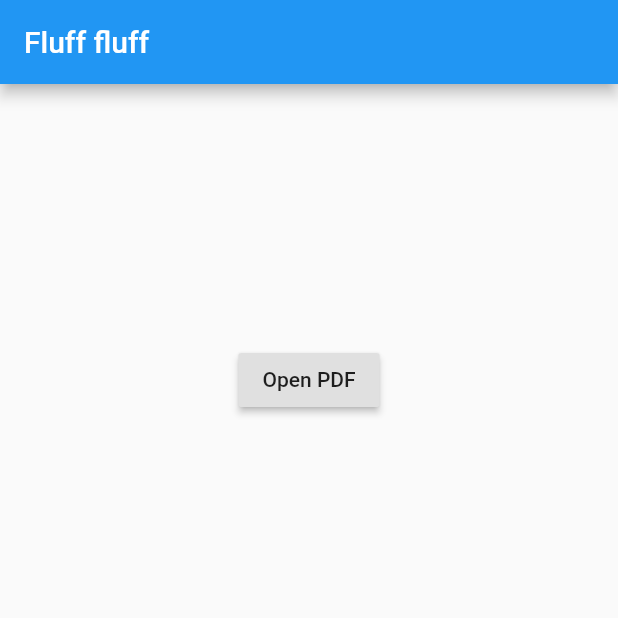
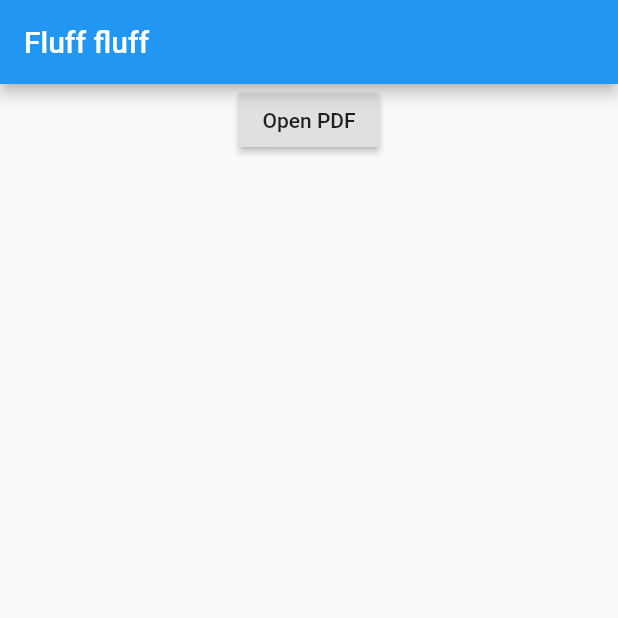
Before and after one commit to wk-j/flutter-native-ui, a Flutter app: the screen it shows after launch, on a phone screen of 412 x 824 dp, the top half of it. Run offline on Flutter 3.47's test engine with Material 2 defaults, Android fonts, the phone set to English and light mode, and no system bars; our stand-ins replace open_file; missing offline and left inert: flutter_pdfview.

Commit message:
Expanded

```diff
--- a/lib/main.dart
+++ b/lib/main.dart
@@ -44,17 +44,10 @@ class _MyHomePageState extends State<MyHomePage> {
         onRender: (_pages) {
           setState(() {
             pages = _pages;
+            debugPrint("pages $pages");
           });
         },
-        // onError: (error) {
-        //   print(error.toString());
-        // },
-        // onPageError: (page, error) {
-        //   print('$page: ${error.toString()}');
-        // },
-        onViewCreated: (PDFViewController pdfViewController) {
-          // _controller.complete(pdfViewController);
-        },
+        onViewCreated: (PDFViewController pdfViewController) {},
         onPageChanged: (int page, int total) {
           print('page change: $page/$total');
         },
@@ -103,14 +96,12 @@ class _MyHomePageState extends State<MyHomePage> {
             },
             child: Text("Open PDF"),
           ),
-          pdfPath != ""
-              ? Container(
-                  child: view(pdfPath),
-                  height: 200,
-                )
-              : Container(
-                  height: 200,
-                )
+          Expanded(
+              child: pdfPath != ""
+                  ? view(pdfPath)
+                  : Container(
+                      height: 200,
+                    ))
           // SizedBox(
           //   width: 350,
           //   height: 350,
```
